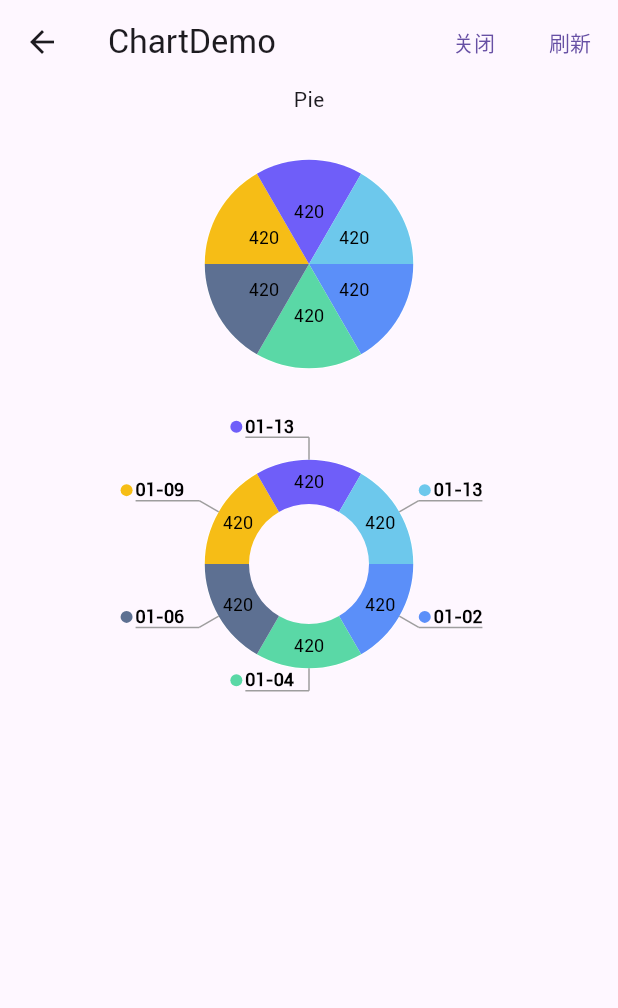
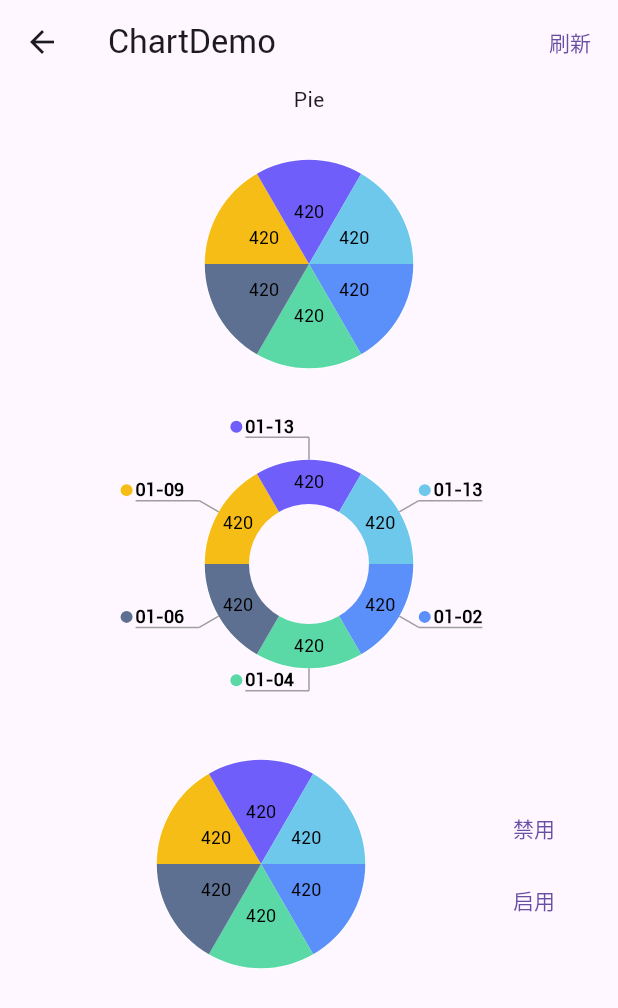
Before and after one commit to JDongKhan/flutter_chart, a Flutter app: the PieChartDemoPage screen opened directly, on a phone screen of 412 x 824 dp. Shown: the top 1008 px of the screen. Run offline on Flutter 3.47's test engine with Material 3 defaults, Android fonts, the phone set to English and light mode, and no system bars; our stand-ins replace path_drawing.

Commit message:
add demo

```diff
--- a/example/lib/page/pie_demo_page.dart
+++ b/example/lib/page/pie_demo_page.dart
@@ -60,18 +60,6 @@ class _PieChartDemoPageState extends State<PieChartDemoPage> with SingleTickerPr
       appBar: AppBar(
         title: const Text('ChartDemo'),
         actions: [
-          TextButton(
-            onPressed: () {
-              double v = dataList[0]["value1"] ?? 0;
-              if (v != 0) {
-                dataList[0]["value1"] = 0;
-              } else {
-                dataList[0]["value1"] = 100;
-              }
-              setState(() {});
-            },
-            child: const Text("关闭"),
-          ),
           TextButton(
             onPressed: () {
               dataList = [
@@ -166,6 +154,47 @@ class _PieChartDemoPageState extends State<PieChartDemoPage> with SingleTickerPr
                 ),
               ),
             ),
+
+            Row(
+              mainAxisAlignment: MainAxisAlignment.center,
+              children: [
+                SizedBox(
+                  height: 200,
+                  width: 300,
+                  child: ChartWidget(
+                    coordinateRender: ChartCircularCoordinateRender(
+                      animationDuration: const Duration(seconds: 1),
+                      margin: const EdgeInsets.all(30),
+                      charts: [
+                        Pie(
+                          data: dataList,
+                          position: (item, _) => (double.parse(item['value1'].toString())),
+                          valueFormatter: (item, percent) => item['value1'].toString(),
+                        ),
+                      ],
+                    ),
+                  ),
+                ),
+                Column(
+                  children: [
+                    TextButton(
+                        onPressed: () {
+                          double v = dataList[0]["value1"];
+                          dataList[0]["value1"] = 0;
+                          setState(() {});
+                        },
+                        child: Text("禁用")),
+                    TextButton(
+                        onPressed: () {
+                          double v = dataList[0]["value1"];
+                          dataList[0]["value1"] = 100;
+                          setState(() {});
+                        },
+                        child: Text("启用")),
+                  ],
+                ),
+              ],
+            )
           ],
         ),
       ),
```
